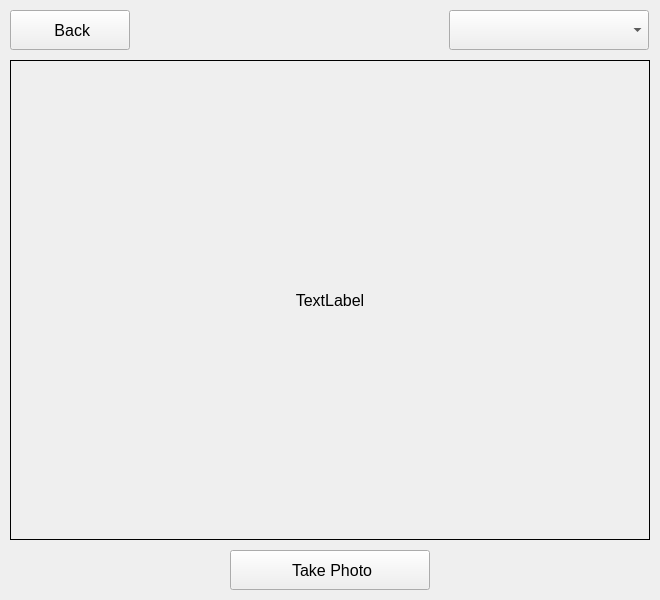
Old version of the form resource/view_controller/take_photo_form/View.ui in the repository muysengly/repo_attendance_system.
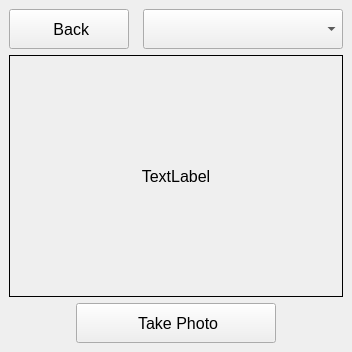
New version of the form.

```diff
--- a/resource/view_controller/take_photo_form/View.ui
+++ b/resource/view_controller/take_photo_form/View.ui
@@ -6,8 +6,8 @@
    <rect>
     <x>0</x>
     <y>0</y>
-    <width>660</width>
-    <height>600</height>
+    <width>352</width>
+    <height>352</height>
    </rect>
   </property>
   <property name="minimumSize">
@@ -18,8 +18,8 @@
   </property>
   <property name="maximumSize">
    <size>
-    <width>680</width>
-    <height>620</height>
+    <width>99999</width>
+    <height>99999</height>
    </size>
   </property>
   <property name="sizeIncrement">
@@ -32,14 +32,82 @@
    <string>MainWindow</string>
   </property>
   <widget class="QWidget" name="centralwidget">
+   <layout class="QVBoxLayout" name="verticalLayout">
+    <item>
+     <layout class="QHBoxLayout" name="horizontalLayout">
+      <item alignment="Qt::AlignLeft">
+       <widget class="QPushButton" name="pushButton_back">
+        <property name="minimumSize">
+         <size>
+          <width>120</width>
+          <height>40</height>
+         </size>
+        </property>
+        <property name="maximumSize">
+         <size>
+          <width>120</width>
+          <height>40</height>
+         </size>
+        </property>
+        <property name="font">
+         <font>
+          <pointsize>12</pointsize>
+         </font>
+        </property>
+        <property name="text">
+         <string> Back</string>
+        </property>
+       </widget>
+      </item>
+      <item>
+       <spacer name="horizontalSpacer">
+        <property name="orientation">
+         <enum>Qt::Horizontal</enum>
+        </property>
+        <property name="sizeHint" stdset="0">
+         <size>
+          <width>40</width>
+          <height>20</height>
+         </size>
+        </property>
+       </spacer>
+      </item>
+      <item alignment="Qt::AlignRight">
+       <widget class="QComboBox" name="comboBox_camera">
+        <property name="minimumSize">
+         <size>
+          <width>200</width>
+          <height>40</height>
+         </size>
+        </property>
+        <property name="maximumSize">
+         <size>
+          <width>200</width>
+          <height>40</height>
+         </size>
+        </property>
+        <property name="font">
+         <font>
+          <pointsize>12</pointsize>
+         </font>
+        </property>
+       </widget>
+      </item>
+     </layout>
+    </item>
+    <item>
    <widget class="QLabel" name="label_camera">
-    <property name="geometry">
-     <rect>
-      <x>10</x>
-      <y>60</y>
-      <width>640</width>
-      <height>480</height>
-     </rect>
+      <property name="sizePolicy">
+       <sizepolicy hsizetype="Expanding" vsizetype="Expanding">
+        <horstretch>0</horstretch>
+        <verstretch>0</verstretch>
+       </sizepolicy>
+      </property>
+      <property name="minimumSize">
+       <size>
+        <width>320</width>
+        <height>240</height>
+       </size>
     </property>
     <property name="font">
      <font>
@@ -56,14 +124,20 @@
      <set>Qt::AlignCenter</set>
     </property>
    </widget>
+    </item>
+    <item alignment="Qt::AlignHCenter|Qt::AlignBottom">
    <widget class="QPushButton" name="pushButton_take_photo">
-    <property name="geometry">
-     <rect>
-      <x>230</x>
-      <y>550</y>
+      <property name="minimumSize">
+       <size>
       <width>200</width>
       <height>40</height>
-     </rect>
+       </size>
+      </property>
+      <property name="maximumSize">
+       <size>
+        <width>200</width>
+        <height>40</height>
+       </size>
     </property>
     <property name="font">
      <font>
@@ -74,39 +148,8 @@
      <string> Take Photo</string>
     </property>
    </widget>
-   <widget class="QComboBox" name="comboBox_camera">
-    <property name="geometry">
-     <rect>
-      <x>449</x>
-      <y>10</y>
-      <width>200</width>
-      <height>40</height>
-     </rect>
-    </property>
-    <property name="font">
-     <font>
-      <pointsize>12</pointsize>
-     </font>
-    </property>
-   </widget>
-   <widget class="QPushButton" name="pushButton_back">
-    <property name="geometry">
-     <rect>
-      <x>10</x>
-      <y>10</y>
-      <width>120</width>
-      <height>40</height>
-     </rect>
-    </property>
-    <property name="font">
-     <font>
-      <pointsize>12</pointsize>
-     </font>
-    </property>
-    <property name="text">
-     <string> Back</string>
-    </property>
-   </widget>
+    </item>
+   </layout>
   </widget>
  </widget>
  <resources/>
```
Lines whose indentation alone changed are shown as unchanged.
